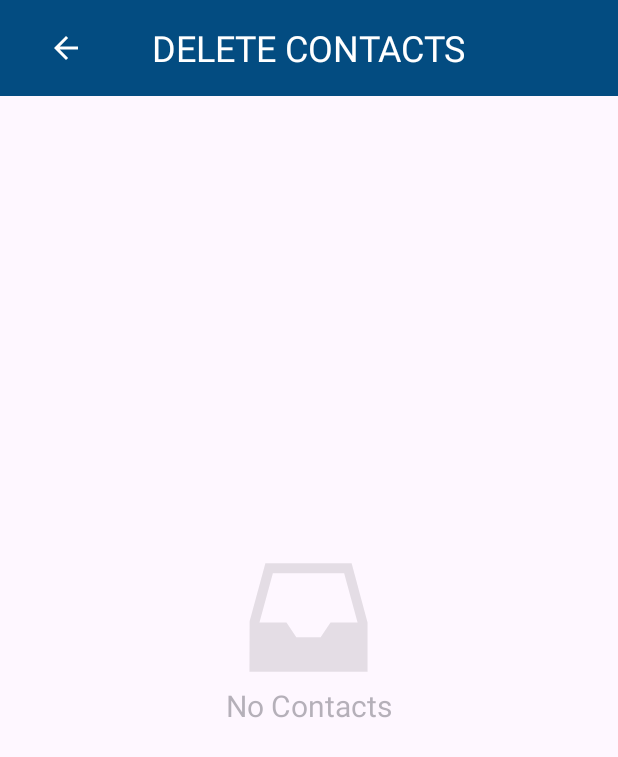
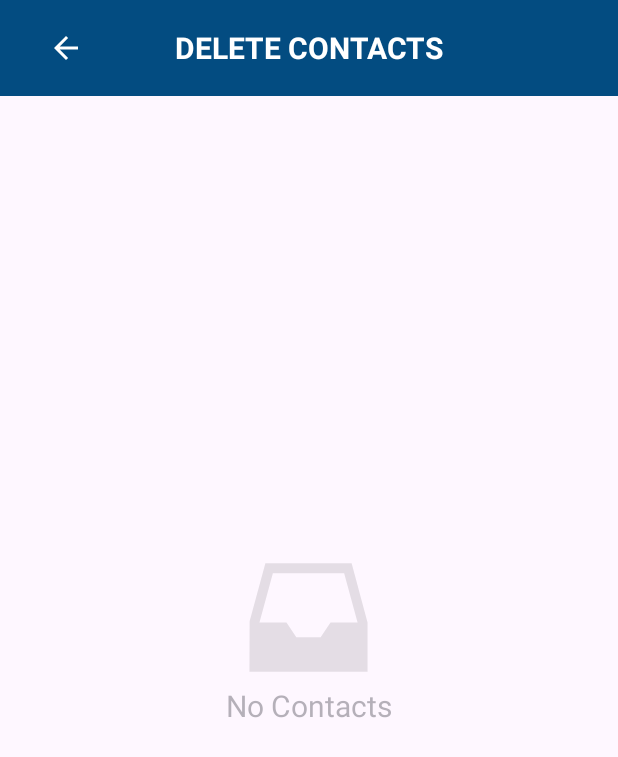
Before and after one commit to Mutale-Chanda/HealthAssistantApp, an Android app: the DeleteContactsActivity screen opened directly, with no data from a screen before it, on a phone screen of 412 x 824 dp. Shown: the top 757 px of the screen. Run offline under Robolectric (Android 15) with nearby library versions, the phone set to English and light mode, and no system bars.

Commit message:
styled the toolbar text

```diff
--- a/app/src/main/res/layout/activity_bmicalculator.xml
+++ b/app/src/main/res/layout/activity_bmicalculator.xml
@@ -28,8 +28,10 @@
             android:layout_height="wrap_content"
             android:layout_gravity="center"
             android:text="@string/app_name"
+            android:textAllCaps="true"
             android:textColor="@color/white"
-            android:textSize="24sp" />
+            android:textSize="20sp"
+            android:textStyle="bold" />
     </androidx.appcompat.widget.Toolbar>
 
     <LinearLayout
--- a/app/src/main/res/layout/activity_delete_contacts.xml
+++ b/app/src/main/res/layout/activity_delete_contacts.xml
@@ -29,8 +29,10 @@
             android:layout_height="wrap_content"
             android:layout_gravity="center"
             android:text="@string/app_name"
+            android:textAllCaps="true"
             android:textColor="@color/white"
-            android:textSize="24sp" />
+            android:textSize="20sp"
+            android:textStyle="bold" />
     </androidx.appcompat.widget.Toolbar>
 
     <ImageView
--- a/app/src/main/res/layout/activity_main.xml
+++ b/app/src/main/res/layout/activity_main.xml
@@ -19,7 +19,9 @@
             android:layout_gravity="center"
             android:text="@string/app_name"
             android:textColor="@color/white"
-            android:textSize="24sp" />
+            android:textAllCaps="true"
+            android:textStyle="bold"
+            android:textSize="20sp" />
     </androidx.appcompat.widget.Toolbar>
 
     <GridLayout
--- a/app/src/main/res/layout/activity_register_contact.xml
+++ b/app/src/main/res/layout/activity_register_contact.xml
@@ -28,8 +28,10 @@
             android:layout_height="wrap_content"
             android:layout_gravity="center"
             android:text="@string/app_name"
+            android:textAllCaps="true"
             android:textColor="@color/white"
-            android:textSize="24sp" />
+            android:textSize="20sp"
+            android:textStyle="bold" />
     </androidx.appcompat.widget.Toolbar>
 
     <TextView
--- a/app/src/main/res/layout/activity_sosmenu.xml
+++ b/app/src/main/res/layout/activity_sosmenu.xml
@@ -29,8 +29,10 @@
             android:layout_height="wrap_content"
             android:layout_gravity="center"
             android:text="@string/app_name"
+            android:textAllCaps="true"
             android:textColor="@color/white"
-            android:textSize="24sp" />
+            android:textSize="20sp"
+            android:textStyle="bold" />
     </androidx.appcompat.widget.Toolbar>
 
     <GridLayout
--- a/app/src/main/res/layout/activity_sosmessage.xml
+++ b/app/src/main/res/layout/activity_sosmessage.xml
@@ -29,8 +29,10 @@
             android:layout_height="wrap_content"
             android:layout_gravity="center"
             android:text="@string/app_name"
+            android:textAllCaps="true"
             android:textColor="@color/white"
-            android:textSize="24sp" />
+            android:textSize="20sp"
+            android:textStyle="bold" />
     </androidx.appcompat.widget.Toolbar>
 
     <TextView
--- a/app/src/main/res/layout/activity_view_contacts.xml
+++ b/app/src/main/res/layout/activity_view_contacts.xml
@@ -29,8 +29,10 @@
             android:layout_height="wrap_content"
             android:layout_gravity="center"
             android:text="@string/app_name"
+            android:textAllCaps="true"
             android:textColor="@color/white"
-            android:textSize="24sp" />
+            android:textSize="20sp"
+            android:textStyle="bold" />
     </androidx.appcompat.widget.Toolbar>
 
     <ImageView
```
Also changed, not shown: app/src/main/java/com/example/healthassistantapp/BMICalculatorActivity.java (+0 -8 lines), app/src/main/java/com/example/healthassistantapp/DeleteContactsActivity.java (+0 -8 lines), app/src/main/java/com/example/healthassistantapp/MainActivity.java (+0 -8 lines), app/src/main/java/com/example/healthassistantapp/RegisterContactActivity.java (+0 -9 lines), app/src/main/java/com/example/healthassistantapp/SOSMenuActivity.java (+0 -8 lines), app/src/main/java/com/example/healthassistantapp/SOSMessageActivity.java (+0 -9 lines), app/src/main/java/com/example/healthassistantapp/ViewContactsActivity.java (+0 -8 lines).
